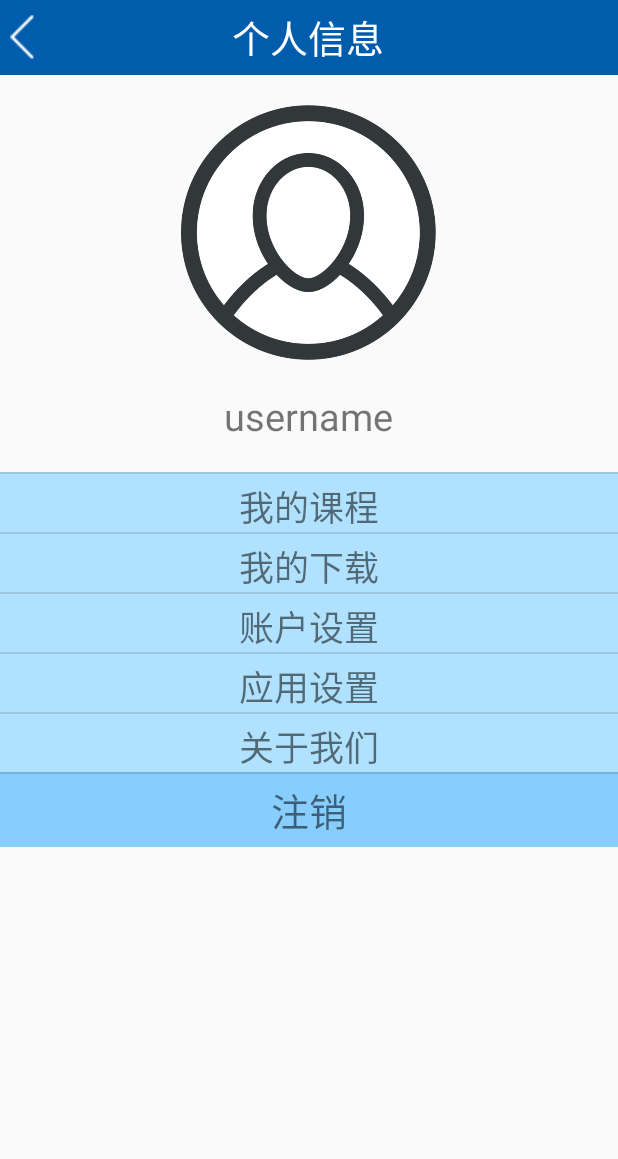
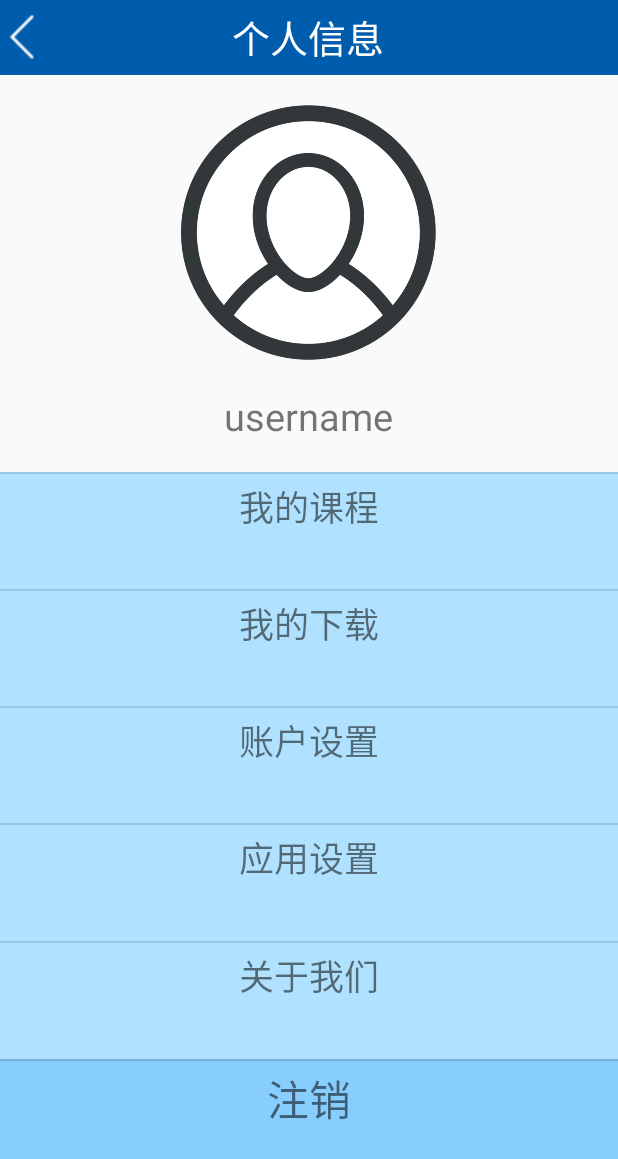
Before and after one commit to SyncShinee/BUAAMOOC, an Android app: the MyInformationActivity screen opened directly, with no data from a screen before it, on a phone screen of 412 x 824 dp. Shown: the top 1159 px of the screen. Run offline under Robolectric (Android 15) with nearby library versions, the light colour scheme and no system bars.

Commit message:
NEW YuFisherMan2

```diff
--- a/app/src/main/res/layout/activity_my_information.xml
+++ b/app/src/main/res/layout/activity_my_information.xml
@@ -47,6 +47,7 @@
         android:orientation="vertical"
         android:id="@+id/MyInformationEdit"
         android:layout_below="@+id/MyInformation"
+        android:gravity="center"
         >
 
         <LinearLayout
@@ -78,10 +79,20 @@
                 android:textSize="25sp"/>
 
         </LinearLayout>
+    </LinearLayout>
+
+    <LinearLayout
+        android:layout_width="fill_parent"
+        android:layout_height="fill_parent"
+        android:orientation="vertical"
+        android:id="@+id/MyInformationEdit2"
+        android:layout_below="@+id/MyInformationEdit"
+        android:gravity="center">
 
         <LinearLayout
             android:layout_width="match_parent"
-            android:layout_height="40dp"
+            android:layout_height="0dp"
+            android:layout_weight="2"
             android:layout_marginTop="20dp"
             android:id="@+id/MyCourse"
             android:orientation="vertical"
@@ -98,13 +109,15 @@
                 android:text="我的课程"
                 android:textSize="23sp"
                 android:layout_marginTop="4dp"
-                android:gravity="center"/>
+                android:gravity="center"
+                android:id="@+id/button_mycourse" />
 
         </LinearLayout>
 
         <LinearLayout
             android:layout_width="match_parent"
-            android:layout_height="40dp"
+            android:layout_height="0dp"
+            android:layout_weight="2"
             android:id="@+id/MyDownloads"
             android:orientation="vertical"
             android:background="@color/colorLightblue">
@@ -120,13 +133,15 @@
                 android:text="我的下载"
                 android:textSize="23sp"
                 android:layout_marginTop="4dp"
-                android:gravity="center"/>
+                android:gravity="center"
+                android:id="@+id/button_mydownloads" />
 
         </LinearLayout>
 
         <LinearLayout
             android:layout_width="match_parent"
-            android:layout_height="40dp"
+            android:layout_height="0dp"
+            android:layout_weight="2"
             android:id="@+id/AccountSetting"
             android:orientation="vertical"
             android:background="@color/colorLightblue">
@@ -142,13 +157,15 @@
                 android:text="账户设置"
                 android:textSize="23sp"
                 android:layout_marginTop="4dp"
-                android:gravity="center"/>
+                android:gravity="center"
+                android:id="@+id/button_accountsetting" />
 
         </LinearLayout>
 
         <LinearLayout
             android:layout_width="match_parent"
-            android:layout_height="40dp"
+            android:layout_height="0dp"
+            android:layout_weight="2"
             android:id="@+id/Appsetting"
             android:orientation="vertical"
             android:background="@color/colorLightblue">
@@ -164,13 +181,15 @@
                 android:text="应用设置"
                 android:textSize="23sp"
                 android:layout_marginTop="4dp"
-                android:gravity="center"/>
+                android:gravity="center"
+                android:id="@+id/button_appsetting" />
 
         </LinearLayout>
 
         <LinearLayout
             android:layout_width="match_parent"
-            android:layout_height="40dp"
+            android:layout_height="0dp"
+            android:layout_weight="2"
             android:id="@+id/AboutUs"
             android:orientation="vertical"
             android:background="@color/colorLightblue">
@@ -186,13 +205,15 @@
                 android:text="关于我们"
                 android:textSize="23sp"
                 android:layout_marginTop="4dp"
-                android:gravity="center"/>
+                android:gravity="center"
+                android:id="@+id/button_aboutus" />
 
         </LinearLayout>
 
         <LinearLayout
             android:layout_width="match_parent"
-            android:layout_height="50dp"
+            android:layout_height="0dp"
+            android:layout_weight="3"
             android:id="@+id/logout"
             android:orientation="vertical"
             android:background="@color/colorSkybule">
@@ -206,14 +227,12 @@
                 android:layout_width="fill_parent"
                 android:layout_height="40dp"
                 android:text="注销"
-                android:textSize="25sp"
+                android:textSize="28sp"
                 android:layout_marginTop="4dp"
-                android:gravity="center"/>
+                android:gravity="center"
+                android:id="@+id/button_logout" />
 
         </LinearLayout>
-
-
-
     </LinearLayout>
 
 
```
